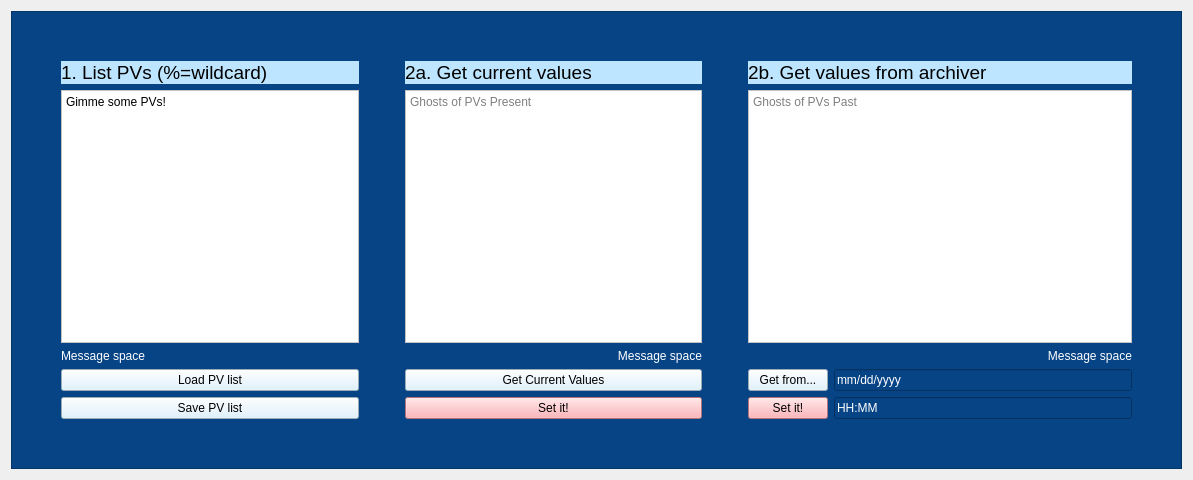
The window that fixit.ui (slaclab/PyFixit) describes before a commit, drawn with Qt 5.
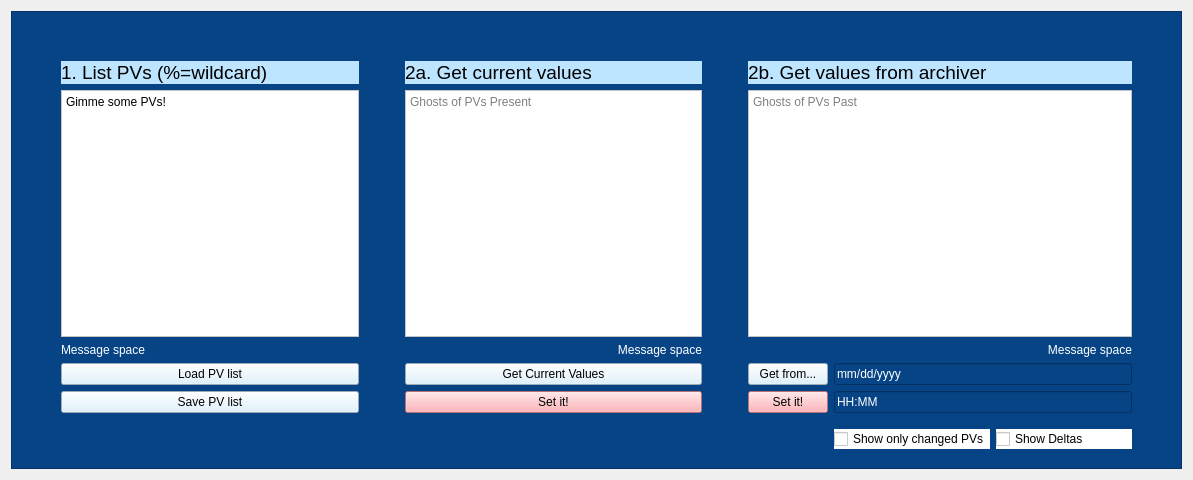
The same window after the commit.

Commit message: add checkboxes for only show changed devices and show the change in value

```diff
--- a/fixit.ui
+++ b/fixit.ui
@@ -339,6 +339,30 @@
           </property>
          </spacer>
         </item>
+        <item row="8" column="6">
+         <layout class="QHBoxLayout" name="horizontalLayout">
+          <item>
+           <widget class="QCheckBox" name="checkBoxShowChanged">
+            <property name="styleSheet">
+             <string notr="true">background-color: rgb(255, 255, 255);</string>
+            </property>
+            <property name="text">
+             <string>Show only changed PVs</string>
+            </property>
+           </widget>
+          </item>
+          <item>
+           <widget class="QCheckBox" name="checkBoxShowDeltas">
+            <property name="styleSheet">
+             <string notr="true">background-color: rgb(255, 255, 255);</string>
+            </property>
+            <property name="text">
+             <string>Show Deltas</string>
+            </property>
+           </widget>
+          </item>
+         </layout>
+        </item>
        </layout>
       </item>
      </layout>
```
The commit also changes 1 other file.
